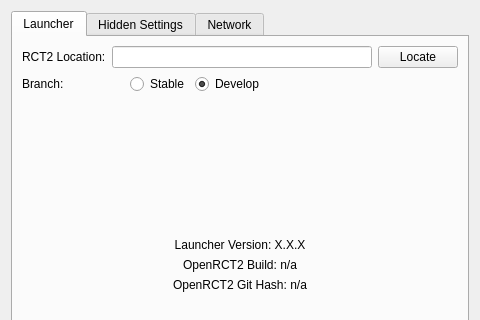
First picture: the form in configuration.ui, repository LRFLEW/OpenRCT2Launcher, before the edit; both pictures show x 0 to 480 and y 0 to 320 of the 480 by 480 pixel window.
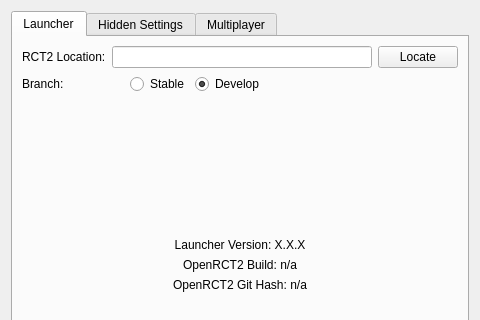
Second picture: the form after the edit.

Commit message: Cleanup configuration.ui; Includes #3 by Broxzier

```diff
--- a/configuration.ui
+++ b/configuration.ui
@@ -521,7 +521,7 @@
      </widget>
      <widget class="QWidget" name="networkTab">
       <attribute name="title">
-       <string>Network</string>
+       <string>Multiplayer</string>
       </attribute>
       <layout class="QVBoxLayout" name="verticalLayout_17">
        <item>
```
Left out of the diff: 357 changed lines with no effect on the pictures.
